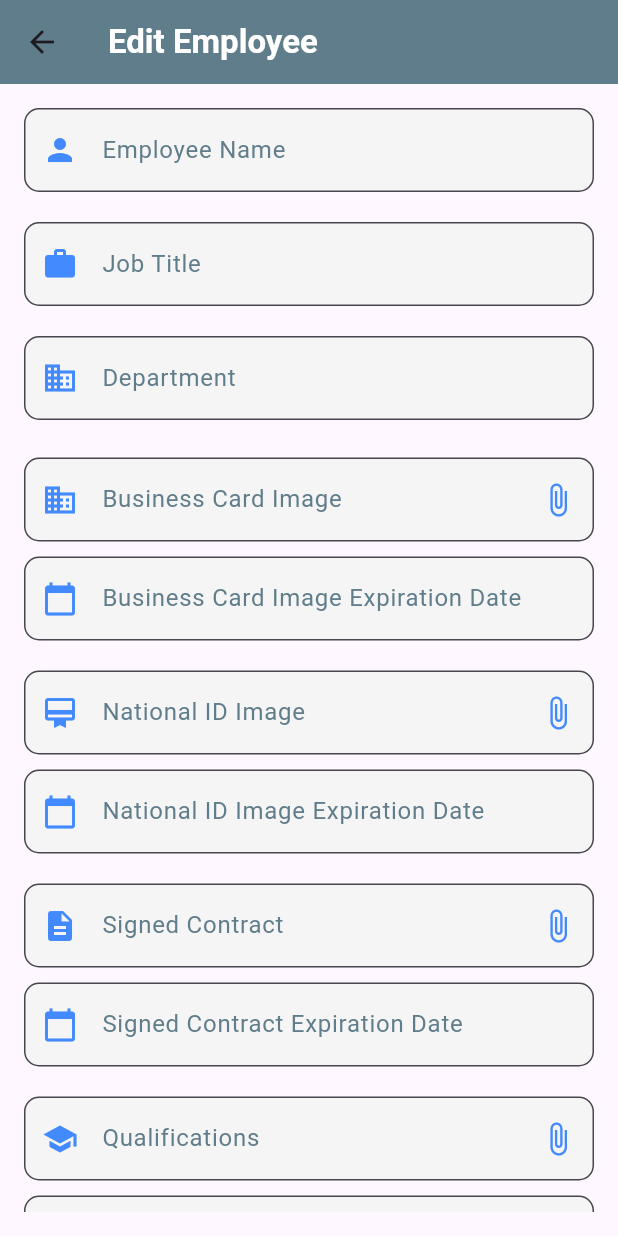
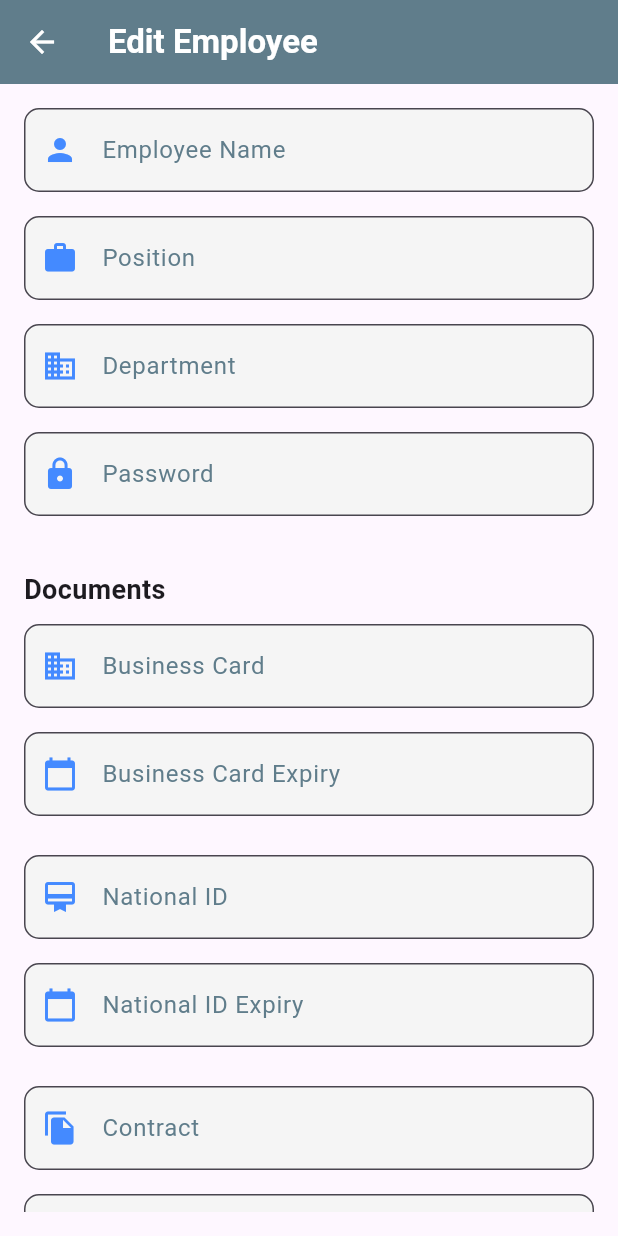
Before and after one commit to mahmoud-hussein-flutter/employee, a Flutter app: the EditEmployeePage screen opened directly with empty values, on a phone screen of 412 x 824 dp. Run offline on Flutter 3.47's test engine with Material 3 defaults, Android fonts, the phone set to English and light mode, and no system bars; our stand-ins replace file_picker, hive; accounts and stored records are empty.

Commit message:
finish app without notification

```diff
--- a/lib/data/models/employee_model.dart
+++ b/lib/data/models/employee_model.dart
@@ -8,61 +8,61 @@ class EmployeeModel extends HiveObject {
   final int? id;
 
   @HiveField(1)
-  final String name;
+  String name; // Changed from final to mutable
 
   @HiveField(2)
-  final String position;
+  String position; // Changed from final to mutable
 
   @HiveField(3)
-  final String department;
+  String department; // Changed from final to mutable
 
   @HiveField(4)
-  final String businessCardImage;
+  String businessCardImage; // Changed from final to mutable
 
   @HiveField(5)
-  final String nationalIdImage;
+  String nationalIdImage; // Changed from final to mutable
 
   @HiveField(6)
-  final String signedContract;
+  String signedContract; // Changed from final to mutable
 
   @HiveField(7)
-  final String qualifications;
+  String qualifications; // Changed from final to mutable
 
   @HiveField(8)
-  final String healthSpecialistCert;
+  String healthSpecialistCert; // Changed from final to mutable
 
   @HiveField(9)
-  final String cprCourse;
+  String cprCourse; // Changed from final to mutable
 
   @HiveField(10)
-  final String leaveRequest;
+  String leaveRequest; // Changed from final to mutable
 
   @HiveField(11)
-  final String returnFromLeave;
+  String returnFromLeave; // Changed from final to mutable
 
   @HiveField(12)
-  final String businessCardExpirationDate;
+  String businessCardExpirationDate; // Changed from final to mutable
 
   @HiveField(13)
-  final String nationalIdExpirationDate;
+  String nationalIdExpirationDate; // Changed from final to mutable
 
   @HiveField(14)
-  final String contractExpirationDate;
+  String contractExpirationDate; // Changed from final to mutable
 
   @HiveField(15)
-  final String qualificationsExpirationDate;
+  String qualificationsExpirationDate; // Changed from final to mutable
 
   @HiveField(16)
-  final String healthSpecialistCertExpirationDate;
+  String healthSpecialistCertExpirationDate; // Changed from final to mutable
 
   @HiveField(17)
-  final String cprCourseExpirationDate;
+  String cprCourseExpirationDate; // Changed from final to mutable
 
   @HiveField(18)
-  final String leaveRequestExpirationDate;
+  String leaveRequestExpirationDate; // Changed from final to mutable
 
   @HiveField(19)
-  final String returnFromLeaveExpirationDate;
+  String returnFromLeaveExpirationDate; // Changed from final to mutable
 
   EmployeeModel({
     this.id,
--- a/lib/presentation/screens/add_employee_page.dart
+++ b/lib/presentation/screens/add_employee_page.dart
@@ -206,7 +206,9 @@ class _AddEmployeePageState extends State<AddEmployeePage> {
   @override
   Widget build(BuildContext context) {
     return Scaffold(
-      appBar: AppBar(
+      appBar: AppBar(leading: BackButton(
+     color: Colors.white
+   ),
         title: const Text('Add Employee',
             style: TextStyle(
                 fontWeight: FontWeight.bold,
--- a/lib/presentation/screens/edit_employee_page.dart
+++ b/lib/presentation/screens/edit_employee_page.dart
@@ -1,9 +1,14 @@
-import 'package:employee/data/models/employee_model.dart';
 import 'package:flutter/material.dart';
 import 'package:file_picker/file_picker.dart';
+import 'dart:io';
+import 'package:hive/hive.dart';
+import 'package:employee/data/models/employee_model.dart';
+import 'package:employee/presentation/screens/home_page.dart';
 
 class EditEmployeePage extends StatefulWidget {
-  const EditEmployeePage({super.key, required EmployeeModel employee});
+  final int employeeIndex;
+  const EditEmployeePage({Key? key, required this.employeeIndex})
+      : super(key: key);
 
   @override
   _EditEmployeePageState createState() => _EditEmployeePageState();
@@ -19,36 +24,146 @@ class _EditEmployeePageState extends State<EditEmployeePage> {
   final TextEditingController _businessCardController = TextEditingController();
   final TextEditingController _nationalIdController = TextEditingController();
   final TextEditingController _contractController = TextEditingController();
-  final TextEditingController _qualificationController = TextEditingController();
-  final TextEditingController _specializationController = TextEditingController();
+  final TextEditingController _qualificationController =
+      TextEditingController();
+  final TextEditingController _specializationController =
+      TextEditingController();
   final TextEditingController _cprCourseController = TextEditingController();
   final TextEditingController _leaveRequestController = TextEditingController();
-  final TextEditingController _returnFromLeaveController = TextEditingController();
+  final TextEditingController _returnFromLeaveController =
+      TextEditingController();
 
-  // Expiration date controllers
-  final TextEditingController _businessCardExpirationController = TextEditingController();
-  final TextEditingController _nationalIdExpirationController = TextEditingController();
-  final TextEditingController _contractExpirationController = TextEditingController();
-  final TextEditingController _qualificationExpirationController = TextEditingController();
-  final TextEditingController _specializationExpirationController = TextEditingController();
-  final TextEditingController _cprCourseExpirationController = TextEditingController();
-  final TextEditingController _leaveRequestExpirationController = TextEditingController();
-  final TextEditingController _returnFromLeaveExpirationController = TextEditingController();
+  // Expiration date controllers for each document
+  final TextEditingController _businessCardExpirationController =
+      TextEditingController();
+  final TextEditingController _nationalIdExpirationController =
+      TextEditingController();
+  final TextEditingController _contractExpirationController =
+      TextEditingController();
+  final TextEditingController _qualificationExpirationController =
+      TextEditingController();
+  final TextEditingController _specializationExpirationController =
+      TextEditingController();
+  final TextEditingController _cprCourseExpirationController =
+      TextEditingController();
+  final TextEditingController _leaveRequestExpirationController =
+      TextEditingController();
+  final TextEditingController _returnFromLeaveExpirationController =
+      TextEditingController();
 
-  // Function to pick a file
-  Future<void> _pickFile(TextEditingController controller) async {
+  // Password controllers
+  final TextEditingController _passwordController = TextEditingController();
+  final String _adminPassword = "admin123";
+
+  @override
+  void initState() {
+    super.initState();
+    _loadEmployeeData();
+  }
+
+  // Load employee data from Hive
+  Future<void> _loadEmployeeData() async {
+    final employeeBox = await Hive.openBox<EmployeeModel>('employees');
+    final employee = employeeBox.getAt(widget.employeeIndex);
+
+    if (employee != null) {
+      _nameController.text = employee.name;
+      _positionController.text = employee.position;
+      _departmentController.text = employee.department;
+      _businessCardController.text = employee.businessCardImage;
+      _nationalIdController.text = employee.nationalIdImage;
+      _contractController.text = employee.signedContract;
+      _qualificationController.text = employee.qualifications;
+      _specializationController.text = employee.healthSpecialistCert;
+      _cprCourseController.text = employee.cprCourse;
+      _leaveRequestController.text = employee.leaveRequest;
+      _returnFromLeaveController.text = employee.returnFromLeave;
+      _businessCardExpirationController.text =
+          employee.businessCardExpirationDate;
+      _nationalIdExpirationController.text = employee.nationalIdExpirationDate;
+      _contractExpirationController.text = employee.contractExpirationDate;
+      _qualificationExpirationController.text =
+          employee.qualificationsExpirationDate;
+      _specializationExpirationController.text =
+          employee.healthSpecialistCertExpirationDate;
+      _cprCourseExpirationController.text = employee.cprCourseExpirationDate;
+      _leaveRequestExpirationController.text =
+          employee.leaveRequestExpirationDate;
+      _returnFromLeaveExpirationController.text =
+          employee.returnFromLeaveExpirationDate;
+    }
+  }
+
+  // File picker function
+  Future<void> _pickFile(
+      TextEditingController controller, String fieldName) async {
     FilePickerResult? result = await FilePicker.platform.pickFiles();
     if (result != null) {
+      File file = File(result.files.single.path!);
+      String employeeName = _nameController.text.replaceAll(' ', '_');
+      String employeeDirPath = 'C:/employees/$employeeName';
+
+      final directory = Directory(employeeDirPath);
+      if (!await directory.exists()) {
+        await directory.create(recursive: true);
+      }
+
+      String newPath =
+          '$employeeDirPath/${fieldName}_${file.uri.pathSegments.last}';
+      await file.copy(newPath);
+
       setState(() {
-        controller.text = result.files.single.name;
+        controller.text = newPath;
       });
     }
   }
 
-  // Builds a text field with icons and validation
+  // Delete employee from Hive
+  Future<void> _deleteEmployeeFromHive() async {
+    final employeeBox = await Hive.openBox<EmployeeModel>('employees');
+
+    if (_passwordController.text == _adminPassword) {
+      await employeeBox.deleteAt(widget.employeeIndex);
+
+      ScaffoldMessenger.of(context).showSnackBar(
+        const SnackBar(content: Text("Employee deleted successfully!")),
+      );
+
+      Navigator.push(
+        context,
+        MaterialPageRoute(
+          builder: (context) => HomePage(),
+        ),
+      );
+    } else {
+      ScaffoldMessenger.of(context).showSnackBar(
+        const SnackBar(
+            content: Text("Incorrect password. Cannot delete employee.")),
+      );
+    }
+  }
+
+  // Date picker for expiration dates
+  Future<void> _pickExpirationDate(TextEditingController controller) async {
+    DateTime? selectedDate = await showDatePicker(
+      context: context,
+      initialDate: DateTime.now(),
+      firstDate: DateTime(2000),
+      lastDate: DateTime(2101),
+    );
+    if (selectedDate != null) {
+      setState(() {
+        controller.text = "${selectedDate.toLocal()}".split(' ')[0];
+      });
+    }
+  }
+
+  // Build text field for form inputs
   Widget _buildTextField(
       String label, IconData prefixIcon, TextEditingController controller) {
-    return TextFormField(
+    return Padding(
+      padding: const EdgeInsets.only(bottom: 16.0),
+      child: TextFormField(
         controller: controller,
         decoration: InputDecoration(
           labelText: label,
@@ -64,74 +179,55 @@ class _EditEmployeePageState extends State<EditEmployeePage> {
           }
           return null;
         },
+      ),
     );
   }
 
-  // Builds a file picker field with an expiration date field
-  Widget _buildFilePicker(
-      String label,
-      IconData prefixIcon,
-      TextEditingController controller,
-      TextEditingController expirationController) {
-    return Column(
-      crossAxisAlignment: CrossAxisAlignment.start,
-      children: [
-        GestureDetector(
-          onTap: () => _pickFile(controller),
-          child: AbsorbPointer(
-            child: TextFormField(
-              controller: controller,
-              decoration: InputDecoration(
-                labelText: label,
-                prefixIcon: Icon(prefixIcon, color: Colors.blueAccent),
-                suffixIcon: const Icon(Icons.attach_file, color: Colors.blueAccent),
-                border:
-                    OutlineInputBorder(borderRadius: BorderRadius.circular(10)),
-                filled: true,
-                fillColor: Colors.grey[100],
-                labelStyle: const TextStyle(color: Colors.blueGrey),
+  // Update employee data in Hive
+  Future<void> _updateEmployeeInHive() async {
+    if (_passwordController.text != _adminPassword) {
+      ScaffoldMessenger.of(context).showSnackBar(
+        const SnackBar(
+            content: Text("Incorrect password. Cannot save changes.")),
+      );
+      return;
+    }
+
+    final employeeBox = await Hive.openBox<EmployeeModel>('employees');
+    final updatedEmployee = EmployeeModel(
+      name: _nameController.text,
+      position: _positionController.text,
+      department: _departmentController.text,
+      businessCardImage: _businessCardController.text,
+      nationalIdImage: _nationalIdController.text,
+      signedContract: _contractController.text,
+      qualifications: _qualificationController.text,
+      healthSpecialistCert: _specializationController.text,
+      cprCourse: _cprCourseController.text,
+      leaveRequest: _leaveRequestController.text,
+      returnFromLeave: _returnFromLeaveController.text,
+      businessCardExpirationDate: _businessCardExpirationController.text,
+      nationalIdExpirationDate: _nationalIdExpirationController.text,
+      contractExpirationDate: _contractExpirationController.text,
+      qualificationsExpirationDate: _qualificationExpirationController.text,
+      healthSpecialistCertExpirationDate:
+          _specializationExpirationController.text,
+      cprCourseExpirationDate: _cprCourseExpirationController.text,
+      leaveRequestExpirationDate: _leaveRequestExpirationController.text,
+      returnFromLeaveExpirationDate: _returnFromLeaveExpirationController.text,
+    );
+
+    await employeeBox.putAt(widget.employeeIndex, updatedEmployee);
+
+    ScaffoldMessenger.of(context).showSnackBar(
+      const SnackBar(content: Text("Employee updated successfully!")),
+    );
+
+    Navigator.push(
+      context,
+      MaterialPageRoute(
+        builder: (context) => HomePage(),
       ),
-              validator: (value) {
-                if (value == null || value.isEmpty) {
-                  return 'File is required';
-                }
-                return null;
-              },
-            ),
-          ),
-        ),
-        const SizedBox(height: 10),
-        TextFormField(
-          controller: expirationController,
-          decoration: InputDecoration(
-            labelText: '$label Expiration Date',
-            prefixIcon: const Icon(Icons.calendar_today, color: Colors.blueAccent),
-            border: OutlineInputBorder(borderRadius: BorderRadius.circular(10)),
-            filled: true,
-            fillColor: Colors.grey[100],
-            labelStyle: const TextStyle(color: Colors.blueGrey),
-          ),
-          validator: (value) {
-            if (value == null || value.isEmpty) {
-              return 'Expiration date is required';
-            }
-            return null;
-          },
-          onTap: () async {
-            DateTime? date = await showDatePicker(
-              context: context,
-              initialDate: DateTime.now(),
-              firstDate: DateTime(2000),
-              lastDate: DateTime(2100),
-            );
-            if (date != null) {
-              expirationController.text =
-                  "${date.day}/${date.month}/${date.year}";
-            }
-          },
-        ),
-        const SizedBox(height: 20),
-      ],
     );
   }
 
@@ -139,75 +235,116 @@ class _EditEmployeePageState extends State<EditEmployeePage> {
   Widget build(BuildContext context) {
     return Scaffold(
       appBar: AppBar(
+          backgroundColor: Colors.blueGrey,
+          leading: BackButton(color: Colors.white),
           title: const Text(
             'Edit Employee',
             style: TextStyle(
-              fontWeight: FontWeight.bold, fontSize: 22, color: Colors.white),
+              fontWeight: FontWeight.bold,
+              fontSize: 22,
+              color: Colors.white,
             ),
-        backgroundColor: Colors.blueGrey,
-      ),
+          )),
       body: Padding(
         padding: const EdgeInsets.all(16.0),
         child: SingleChildScrollView(
           child: Form(
             key: _formKey,
             child: Column(
+              crossAxisAlignment: CrossAxisAlignment.start,
               children: [
-                _buildTextField("Employee Name", Icons.person, _nameController),
-                const SizedBox(height: 20),
-                _buildTextField("Job Title", Icons.work, _positionController),
-                const SizedBox(height: 20),
-                _buildTextField("Department", Icons.business, _departmentController),
-                const SizedBox(height: 25),
+                _buildTextField('Employee Name', Icons.person, _nameController),
+                _buildTextField('Position', Icons.work, _positionController),
+                _buildTextField(
+                    'Department', Icons.business, _departmentController),
+                _buildTextField('Password', Icons.lock, _passwordController),
 
-                // Document Upload Fields with Expiration Dates
-                _buildFilePicker("Business Card Image", Icons.business,
-                    _businessCardController, _businessCardExpirationController),
-                _buildFilePicker("National ID Image", Icons.card_membership,
-                    _nationalIdController, _nationalIdExpirationController),
-                _buildFilePicker("Signed Contract", Icons.description,
-                    _contractController, _contractExpirationController),
-                _buildFilePicker(
-                    "Qualifications",
-                    Icons.school,
-                    _qualificationController,
+                const SizedBox(height: 20), // Add space between sections
+
+                const Text('Documents',
+                    style:
+                        TextStyle(fontSize: 18, fontWeight: FontWeight.bold)),
+                const SizedBox(height: 10),
+
+                _buildTextField(
+                    'Business Card', Icons.business, _businessCardController),
+                _buildTextField('Business Card Expiry', Icons.calendar_today,
+                    _businessCardExpirationController),
+                const SizedBox(height: 10),
+                _buildTextField('National ID', Icons.card_membership,
+                    _nationalIdController),
+                _buildTextField('National ID Expiry', Icons.calendar_today,
+                    _nationalIdExpirationController),
+                const SizedBox(height: 10),
+                _buildTextField(
+                    'Contract', Icons.file_copy, _contractController),
+                _buildTextField('Contract Expiry', Icons.calendar_today,
+                    _contractExpirationController),
+                const SizedBox(height: 10),
+                _buildTextField(
+                    'Qualification', Icons.school, _qualificationController),
+                _buildTextField('Qualification Expiry', Icons.calendar_today,
                     _qualificationExpirationController),
-                _buildFilePicker(
-                    "Health Specialist Certification",
-                    Icons.local_hospital,
-                    _specializationController,
+                const SizedBox(height: 10),
+                _buildTextField('Specialization', Icons.medical_services,
+                    _specializationController),
+                _buildTextField('Specialization Expiry', Icons.calendar_today,
                     _specializationExpirationController),
-                _buildFilePicker("CPR Course", Icons.fitness_center,
-                    _cprCourseController, _cprCourseExpirationController),
-                _buildFilePicker("Leave Request", Icons.request_page,
-                    _leaveRequestController, _leaveRequestExpirationController),
-                _buildFilePicker(
-                    "Return from Leave",
-                    Icons.calendar_today,
-                    _returnFromLeaveController,
-                    _returnFromLeaveExpirationController),
-                const SizedBox(height: 25),
+                const SizedBox(height: 10),
+                _buildTextField(
+                    'CPR Course', Icons.local_hospital, _cprCourseController),
+                _buildTextField('CPR Course Expiry', Icons.calendar_today,
+                    _cprCourseExpirationController),
+                const SizedBox(height: 10),
+                _buildTextField('Leave Request', Icons.exit_to_app,
+                    _leaveRequestController),
+                _buildTextField('Leave Request Expiry', Icons.calendar_today,
+                    _leaveRequestExpirationController),
+                const SizedBox(height: 10),
+                _buildTextField('Return From Leave', Icons.replay,
+                    _returnFromLeaveController),
+                _buildTextField('Return From Leave Expiry',
+                    Icons.calendar_today, _returnFromLeaveExpirationController),
 
-                // Submit Button with Password Prompt
+                const SizedBox(height: 30),
+
+                // Save and Delete Buttons with improved UI
+                Row(
+                  mainAxisAlignment: MainAxisAlignment.spaceEvenly,
+                  children: [
                     ElevatedButton(
-                  onPressed: () {
-                    if (_formKey.currentState!.validate()) {
-                      _showPasswordDialog(context);
-                    }
-                  },
+                      onPressed: _updateEmployeeInHive,
                       style: ElevatedButton.styleFrom(
-                    backgroundColor: Colors.blueGrey,
-                    padding: const EdgeInsets.symmetric(vertical: 18, horizontal: 55),
+                        backgroundColor: Colors.green,
+                        padding: const EdgeInsets.symmetric(
+                            horizontal: 40, vertical: 16),
                         shape: RoundedRectangleBorder(
                             borderRadius: BorderRadius.circular(12)),
                       ),
                       child: const Text(
-                    'Save Changes',
+                        'Save',
                         style: TextStyle(
+                          fontSize: 16,
                           color: Colors.white,
-                        fontWeight: FontWeight.bold,
-                        fontSize: 18,),
                         ),
+                      ),
+                    ),
+                    ElevatedButton(
+                      onPressed: _deleteEmployeeFromHive,
+                      style: ElevatedButton.styleFrom(
+                        backgroundColor: Colors.red,
+                        padding: const EdgeInsets.symmetric(
+                            horizontal: 40, vertical: 16),
+                        shape: RoundedRectangleBorder(
+                            borderRadius: BorderRadius.circular(12)),
+                      ),
+                      child: const Text('Delete',
+                          style: TextStyle(
+                            fontSize: 16,
+                            color: Colors.white,
+                          )),
+                    ),
+                  ],
                 ),
               ],
             ),
@@ -216,47 +353,4 @@ class _EditEmployeePageState extends State<EditEmployeePage> {
       ),
     );
   }
-
-  // Function to display password dialog before submitting
-  void _showPasswordDialog(BuildContext context) {
-    final passwordController = TextEditingController();
-    showDialog(
-      context: context,
-      builder: (context) {
-        return AlertDialog(
-          title: const Text("Enter Password"),
-          content: TextFormField(
-            controller: passwordController,
-            obscureText: true,
-            decoration: InputDecoration(
-              labelText: "Password",
-              prefixIcon: const Icon(Icons.lock, color: Colors.blueGrey),
-              border:
-                  OutlineInputBorder(borderRadius: BorderRadius.circular(12)),
-              filled: true,
-              fillColor: Colors.grey[100],
-            ),
-          ),
-          actions: [
-            TextButton(
-              onPressed: () {
-                if (passwordController.text == "987654321") {
-                  // Proceed to save the changes
-                  Navigator.of(context).pop();
-                  ScaffoldMessenger.of(context).showSnackBar(
-                    const SnackBar(content: Text("Employee details updated!")),
-                  );
-                } else {
-                  ScaffoldMessenger.of(context).showSnackBar(
-                    const SnackBar(content: Text("Incorrect password. Try again.")),
-                  );
 }
-              },
-              child: const Text("Submit", style: TextStyle(color: Colors.blueGrey)),
-            ),
-          ],
-        );
-      },
-    );
-  }
-}
```
Also changed, not shown: lib/presentation/screens/detail_page.dart (+17 -6 lines), lib/presentation/screens/home_page.dart (+12 -4 lines). Lines whose indentation alone changed are shown as unchanged.
